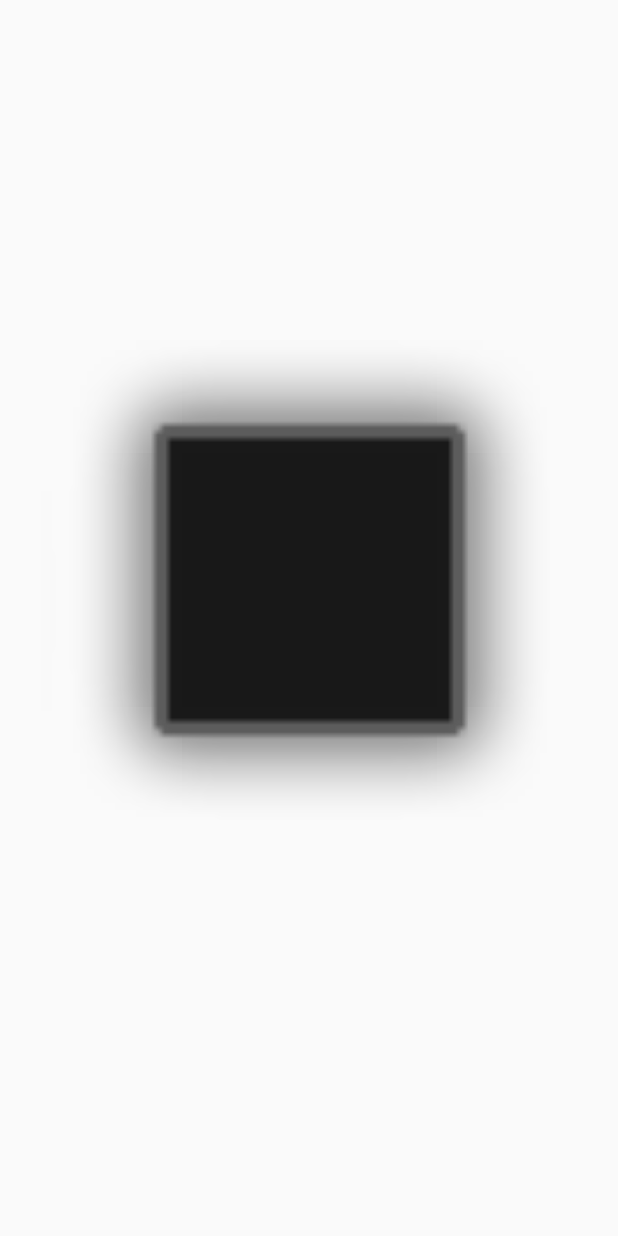
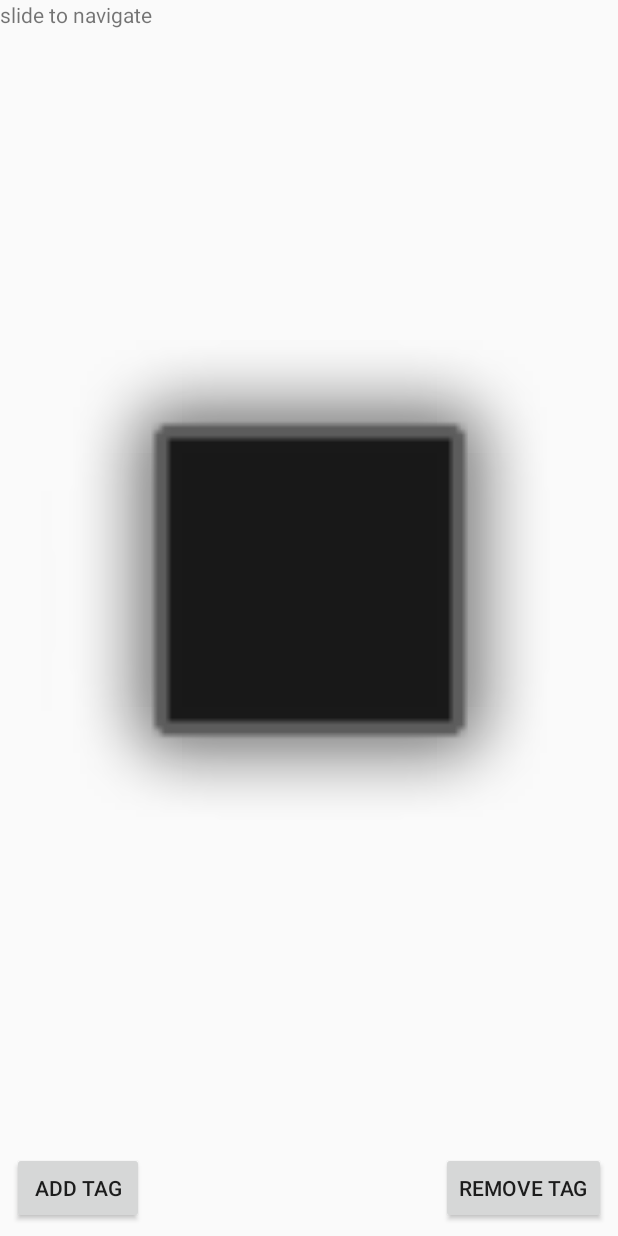
Before and after one commit to snnshn96/SimplePhotoAlbum, an Android app: the layout activity_slideshow.xml on its own in the app's theme, with its tools: preview values and no code run, on a phone screen of 412 x 824 dp. Run offline under Robolectric (Android 15) with nearby library versions, the phone set to English and light mode, and no system bars.

Commit message:
Done With Everything

```diff
--- a/app/src/main/res/layout/activity_slideshow.xml
+++ b/app/src/main/res/layout/activity_slideshow.xml
@@ -20,4 +20,34 @@
         app:layout_constraintTop_toTopOf="parent"
         app:srcCompat="@android:drawable/alert_dark_frame" />
 
+    <Button
+        android:id="@+id/addTagButton"
+        android:layout_width="wrap_content"
+        android:layout_height="wrap_content"
+        android:layout_marginBottom="8dp"
+        android:layout_marginStart="8dp"
+        android:onClick="addTag"
+        android:text="Add Tag"
+        app:layout_constraintBottom_toBottomOf="parent"
+        app:layout_constraintStart_toStartOf="parent" />
+
+    <Button
+        android:id="@+id/removeTag"
+        android:layout_width="wrap_content"
+        android:layout_height="wrap_content"
+        android:layout_marginBottom="8dp"
+        android:layout_marginEnd="8dp"
+        android:onClick="removeTag"
+        android:text="Remove Tag"
+        app:layout_constraintBottom_toBottomOf="parent"
+        app:layout_constraintEnd_toEndOf="parent" />
+
+    <TextView
+        android:id="@+id/textView2"
+        android:layout_width="wrap_content"
+        android:layout_height="wrap_content"
+        android:text="slide to navigate"
+        app:layout_constraintStart_toStartOf="parent"
+        app:layout_constraintTop_toTopOf="parent" />
+
 </android.support.constraint.ConstraintLayout>
```
Also changed, not shown: app/src/main/java/cs/rutgers/edu/android96/SlideshowActivity.java (+108 -2 lines).
